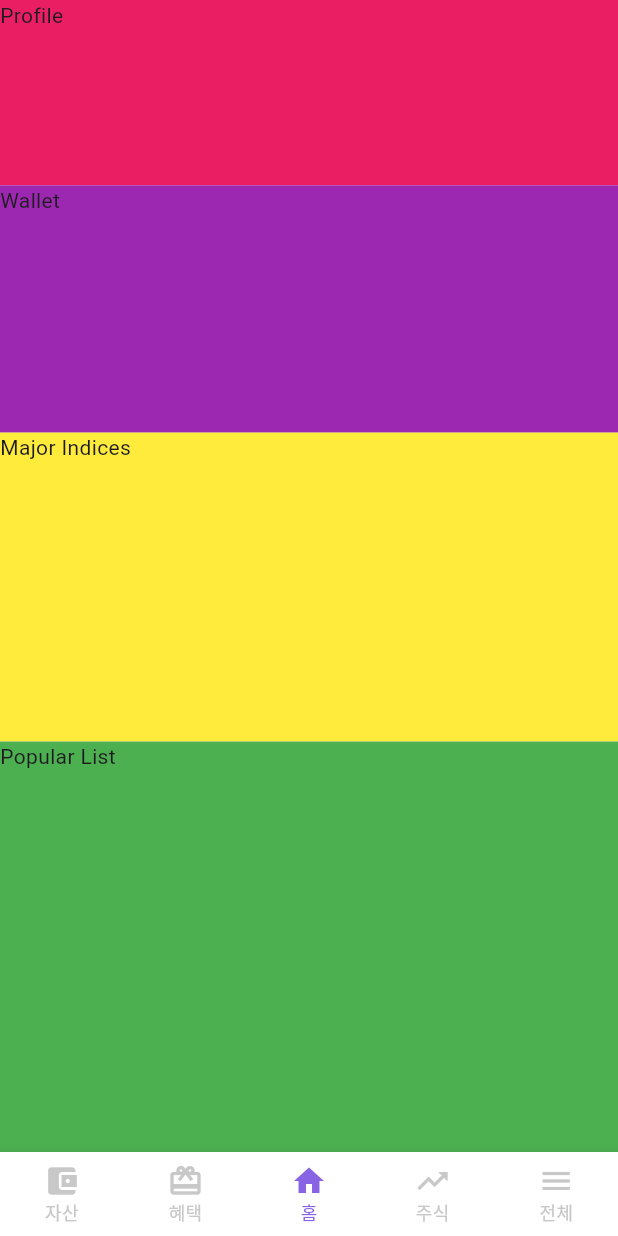
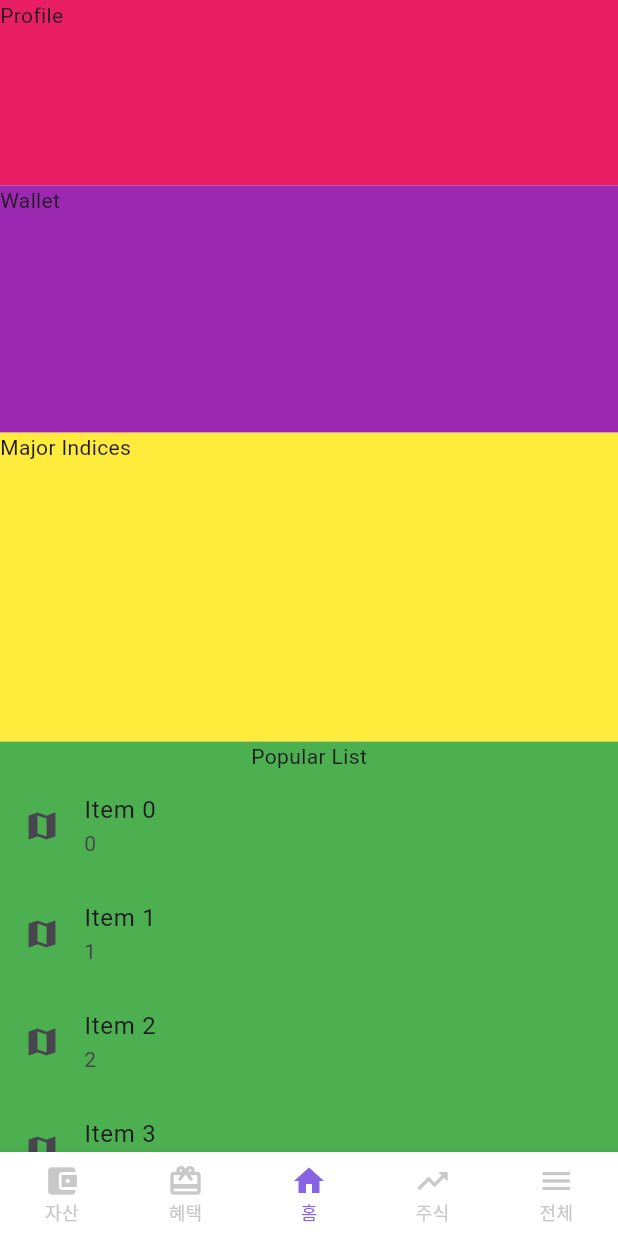
Before and after one commit to ShinhansecMobile/Shinhansec-Intern-App, a Flutter app: the screen it shows after launch, on a phone screen of 412 x 824 dp. Run offline on Flutter 3.47's test engine with Material 2 defaults, Android fonts, the phone set to English and light mode, and no system bars.

Commit message:
[FEAT] 인기 종목 리스트 목록

```diff
--- a/lib/widgets/popular_list.dart
+++ b/lib/widgets/popular_list.dart
@@ -1,4 +1,6 @@
 import 'package:flutter/material.dart';
+
+import 'popular_list_view.dart';
 
 class PopularList extends StatefulWidget {
   const PopularList({Key? key}) : super(key: key);
@@ -12,7 +14,14 @@ class _PopularListState extends State<PopularList> {
   Widget build(BuildContext context) {
     return Container(
       color: Colors.green, // 배경색 설정
-      child: Text('Popular List'),
+      child: const Column(
+        children: <Widget> [
+          Text('Popular List'),
+          Expanded(
+            child: PopularListView(),
+          ),
+        ],
+      ),
     );
   }
 }
--- /dev/null
+++ b/lib/widgets/popular_list_tile.dart
@@ -0,0 +1,35 @@
+import 'package:flutter/material.dart';
+
+class PopularData {
+  Icon stockIcon;
+  String stockName;
+  int stockPrice;
+  int stockProfit;
+
+  PopularData({required this.stockIcon, required this.stockName, required this.stockPrice, required this.stockProfit});
+}
+
+class PopularListTile extends StatefulWidget {
+  final PopularData popularData;
+
+  const PopularListTile({super.key, required this.popularData});
+
+  @override
+  _PopularListTileState createState() => _PopularListTileState();
+}
+
+class _PopularListTileState extends State<PopularListTile> {
+  @override
+  Widget build(BuildContext context) {
+    return ListTile(
+      leading: widget.popularData.stockIcon,
+      title: Text(widget.popularData.stockName),
+      subtitle: Text(widget.popularData.stockPrice.toString()),
+/*      onTap: () {
+        setState(() {
+
+        });
+      }, TODO : ADD Dialog Event */
+    );
+  }
+}
--- /dev/null
+++ b/lib/widgets/popular_list_view.dart
@@ -0,0 +1,47 @@
+import 'package:flutter/material.dart';
+
+import 'popular_list_tile.dart';
+
+class PopularListView extends StatefulWidget {
+  const PopularListView({super.key});
+
+  @override
+  _PopularListViewState createState() => _PopularListViewState();
+}
+
+class _PopularListViewState extends State<PopularListView> {
+  List<PopularData> popularDataList = List.generate(
+    10,
+        (index) => PopularData(stockIcon: const Icon(Icons.map), stockName: 'Item $index', stockPrice: index, stockProfit: index),
+  );
+
+  @override
+  Widget build(BuildContext context) {
+    return ListView.builder(
+      itemCount: popularDataList.length,
+      itemBuilder: (context, index) {
+        return PopularListTile(popularData: popularDataList[index]);
+      },
+//      scrollDirection: Axis.horizontal, // 가로 스크롤 설정
+      // itemCount: (popularDataList.length / 5).ceil(), // 한 행당 5개씩 배치
+      // itemBuilder: (context, rowIndex) {
+      //   int startIndex = rowIndex * 5;
+      //   int endIndex = (rowIndex + 1) * 5;
+      //
+      //   if (endIndex > popularDataList.length) {
+      //     endIndex = popularDataList.length;
+      //   }
+      //
+      //   List<PopularData> rowItems = popularDataList.sublist(startIndex, endIndex);
+      //
+      //   return Row(
+      //     children: rowItems.map((item) {
+      //       return Expanded(
+      //         child: PopularListCard(popularData: item),
+      //       );
+      //     }).toList(),
+      //   );
+      // },
+    );
+  }
+}
```
